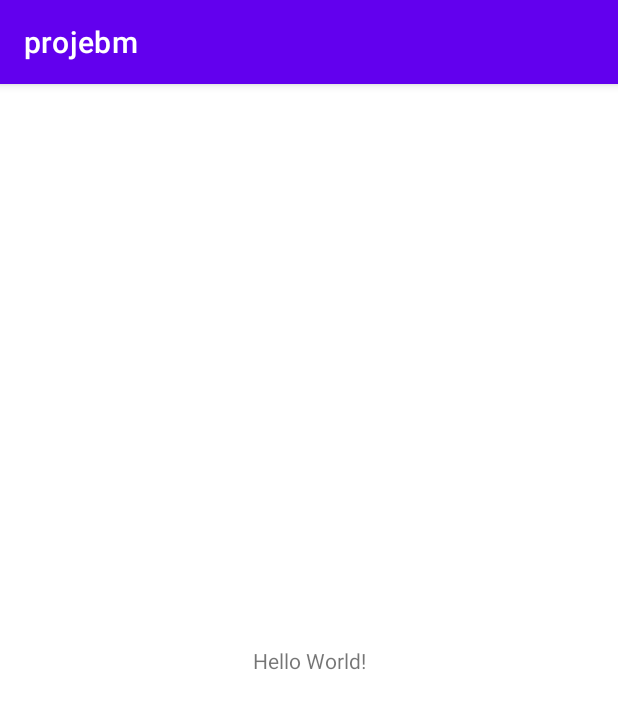
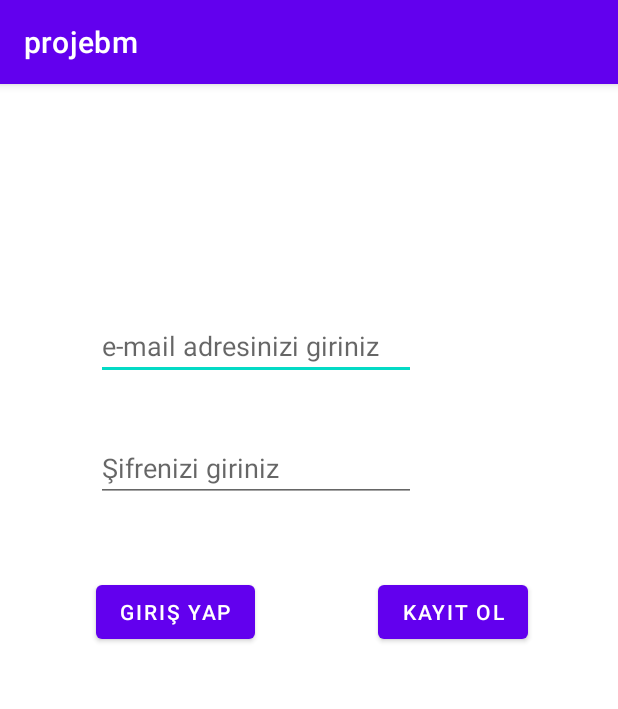
Before and after one commit to kadriyeg/kotlin-noteApp, an Android app: the screen it shows after launch (MainActivity), on a phone screen of 412 x 824 dp. Shown: the top 709 px of the screen. Run offline under Robolectric (Android 15) with nearby library versions, the phone set to English and light mode, and no system bars; our stand-ins replace Firebase (no records; nobody signed in at launch, a user with empty details on screens opened directly).

Commit message:
giriş ve çıkış fonksiyonları

```diff
--- a/app/build.gradle
+++ b/app/build.gradle
@@ -2,6 +2,7 @@ plugins {
     id 'com.android.application'
     id 'org.jetbrains.kotlin.android'
     id 'com.google.gms.google-services'
+    id 'kotlin-android-extensions'
 }
 
 android {
--- a/app/src/main/AndroidManifest.xml
+++ b/app/src/main/AndroidManifest.xml
@@ -10,6 +10,12 @@
         android:supportsRtl="true"
         android:theme="@style/Theme.Projebm">
         <activity
+            android:name=".FotografPaylasmaActivity"
+            android:exported="false" />
+        <activity
+            android:name=".AnaSayfaActivity"
+            android:exported="false" />
+        <activity
             android:name=".MainActivity"
             android:exported="true">
             <intent-filter>
--- a/app/src/main/res/layout/activity_main.xml
+++ b/app/src/main/res/layout/activity_main.xml
@@ -6,13 +6,51 @@
     android:layout_height="match_parent"
     tools:context=".MainActivity">
 
-    <TextView
+    <EditText
+        android:id="@+id/emailText"
         android:layout_width="wrap_content"
         android:layout_height="wrap_content"
-        android:text="Hello World!"
-        app:layout_constraintBottom_toBottomOf="parent"
-        app:layout_constraintLeft_toLeftOf="parent"
-        app:layout_constraintRight_toRightOf="parent"
+        android:layout_marginTop="152dp"
+        android:ems="10"
+        android:hint="e-mail adresinizi giriniz"
+        android:inputType="textEmailAddress"
+        app:layout_constraintStart_toStartOf="@+id/passwordText"
         app:layout_constraintTop_toTopOf="parent" />
 
+    <EditText
+        android:id="@+id/passwordText"
+        android:layout_width="wrap_content"
+        android:layout_height="wrap_content"
+        android:layout_marginTop="36dp"
+        android:ems="10"
+        android:hint="Şifrenizi giriniz"
+        android:inputType="textPassword"
+        app:layout_constraintStart_toStartOf="@+id/button1"
+        app:layout_constraintTop_toBottomOf="@+id/emailText" />
+
+    <Button
+        android:id="@+id/button1"
+        android:layout_width="wrap_content"
+        android:layout_height="wrap_content"
+        android:layout_marginStart="64dp"
+        android:layout_marginTop="328dp"
+        android:onClick="girisYap"
+        android:text="Giriş Yap"
+        app:layout_constraintEnd_toStartOf="@+id/button2"
+        app:layout_constraintHorizontal_bias="0.0"
+        app:layout_constraintStart_toStartOf="parent"
+        app:layout_constraintTop_toTopOf="parent" />
+
+    <Button
+        android:id="@+id/button2"
+        android:layout_width="wrap_content"
+        android:layout_height="wrap_content"
+        android:layout_marginTop="12dp"
+        android:layout_marginEnd="60dp"
+        android:onClick="kayitOl"
+        android:text="Kayıt Ol"
+        app:layout_constraintBottom_toBottomOf="@+id/button1"
+        app:layout_constraintEnd_toEndOf="parent"
+        app:layout_constraintTop_toBottomOf="@+id/passwordText"
+        app:layout_constraintVertical_bias="1.0" />
 </androidx.constraintlayout.widget.ConstraintLayout>
--- /dev/null
+++ b/app/src/main/res/menu/secenekler_menusu.xml
@@ -0,0 +1,5 @@
+<?xml version="1.0" encoding="utf-8"?>
+<menu xmlns:android="http://schemas.android.com/apk/res/android">
+<item android:id="@+id/fotograf_paylas" android:title="Fotoğraf Paylaş"></item>
+<item android:id="@+id/cikis_yap" android:title="Çıkış Yap"></item>
+</menu>
```
Also changed, not shown: app/src/main/java/com/example/projebm/AnaSayfaActivity.kt (added, +40 -0 lines), app/src/main/java/com/example/projebm/FotografPaylasmaActivity.kt (added, +11 -0 lines), app/src/main/java/com/example/projebm/MainActivity.kt (+47 -0 lines), app/src/main/res/layout/activity_ana_sayfa.xml (added, +21 -0 lines), app/src/main/res/layout/activity_fotograf_paylasma.xml (added, +9 -0 lines).
